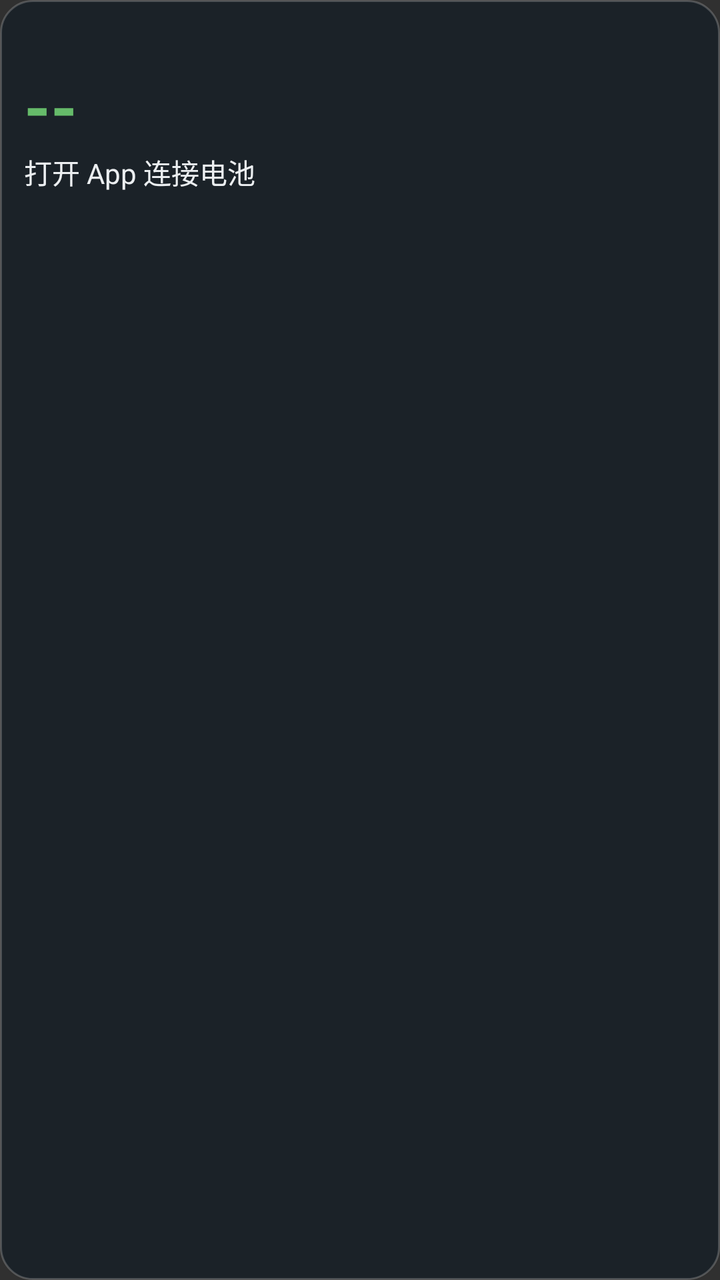
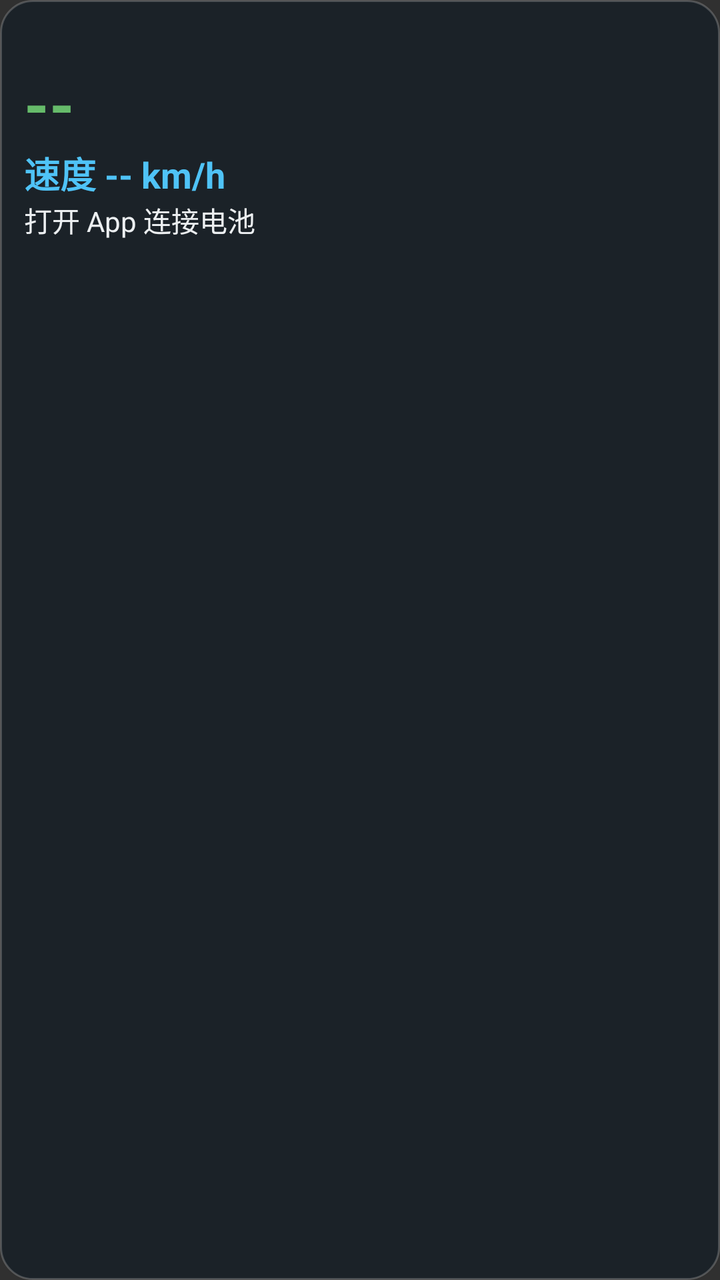

Two renders of the same Android screen: before a commit and after it. Below are the layout's source before the change and the commit's diff.
<!-- AndroidManifest.xml: application theme android:Theme.Material.NoActionBar -->
<!-- res/layout/widget_bms.xml -->
<?xml version="1.0" encoding="utf-8"?>
<LinearLayout xmlns:android="http://schemas.android.com/apk/res/android"
    android:id="@+id/w_root"
    android:layout_width="match_parent"
    android:layout_height="match_parent"
    android:orientation="vertical"
    android:background="@drawable/widget_bg"
    android:padding="12dp">

    <TextView
        android:id="@+id/w_name"
        android:layout_width="match_parent"
        android:layout_height="wrap_content"
        android:maxLines="1"
        android:ellipsize="end"
        android:textSize="12sp"
        android:textColor="#90A4AE" />

    <TextView
        android:id="@+id/w_soc"
        android:layout_width="match_parent"
        android:layout_height="wrap_content"
        android:layout_marginTop="2dp"
        android:textSize="34sp"
        android:textStyle="bold"
        android:textColor="#66BB6A"
        android:text="--" />

    <TextView
        android:id="@+id/w_state"
        android:layout_width="match_parent"
        android:layout_height="wrap_content"
        android:textSize="14sp"
        android:textColor="#ECEFF1"
        android:text="打开 App 连接电池" />

    <TextView
        android:id="@+id/w_detail"
        android:layout_width="match_parent"
        android:layout_height="wrap_content"
        android:layout_marginTop="3dp"
        android:textSize="13sp"
        android:textColor="#B0BEC5"
        android:maxLines="1"
        android:ellipsize="end" />

</LinearLayout>
<!-- resources referenced by this layout -->
<resources>
  <!-- drawable widget_bg (drawable) -->
  <?xml version="1.0" encoding="utf-8"?>
  <shape xmlns:android="http://schemas.android.com/apk/res/android"
      android:shape="rectangle">
      <solid android:color="#F21B2229" />
      <corners android:radius="16dp" />
      <stroke android:width="1dp" android:color="#33FFFFFF" />
  </shape>
</resources>

<!-- the commit's change to res/layout/widget_bms.xml (unified diff, before → after) -->
@@ -21,10 +21,20 @@
         android:layout_width="match_parent"
         android:layout_height="wrap_content"
         android:layout_marginTop="2dp"
-        android:textSize="34sp"
+        android:textSize="32sp"
         android:textStyle="bold"
         android:textColor="#66BB6A"
         android:text="--" />
+
+    <TextView
+        android:id="@+id/w_speed"
+        android:layout_width="match_parent"
+        android:layout_height="wrap_content"
+        android:textSize="18sp"
+        android:textStyle="bold"
+        android:textColor="#4FC3F7"
+        android:maxLines="1"
+        android:text="速度 -- km/h" />
 
     <TextView
         android:id="@+id/w_state"
